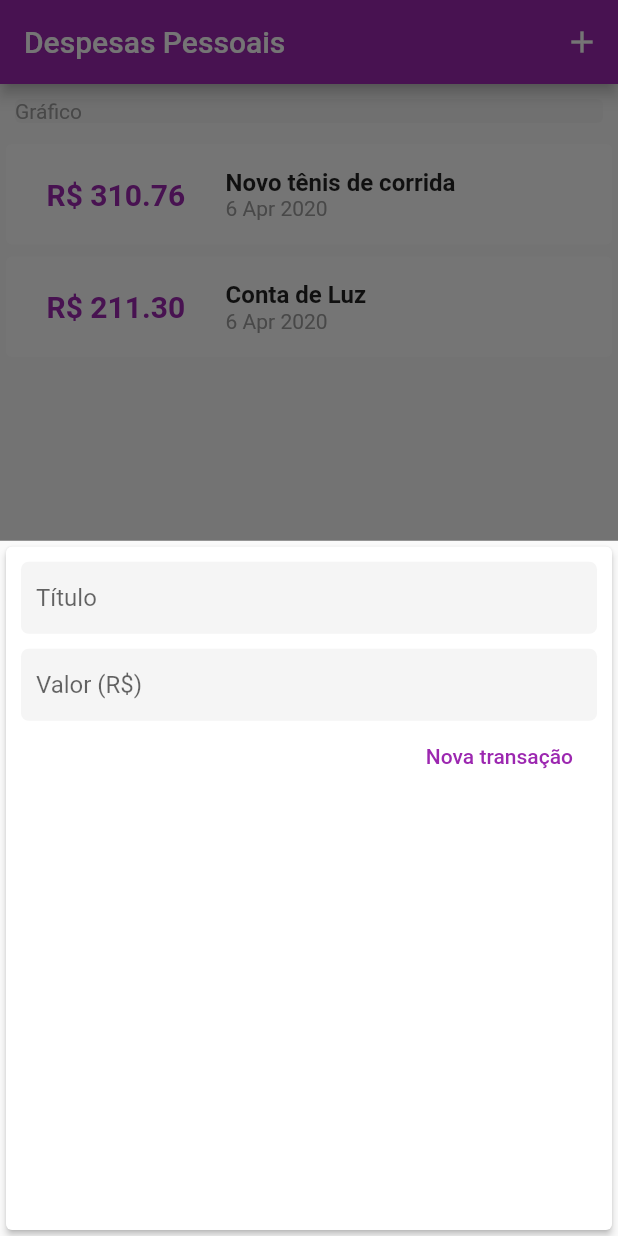
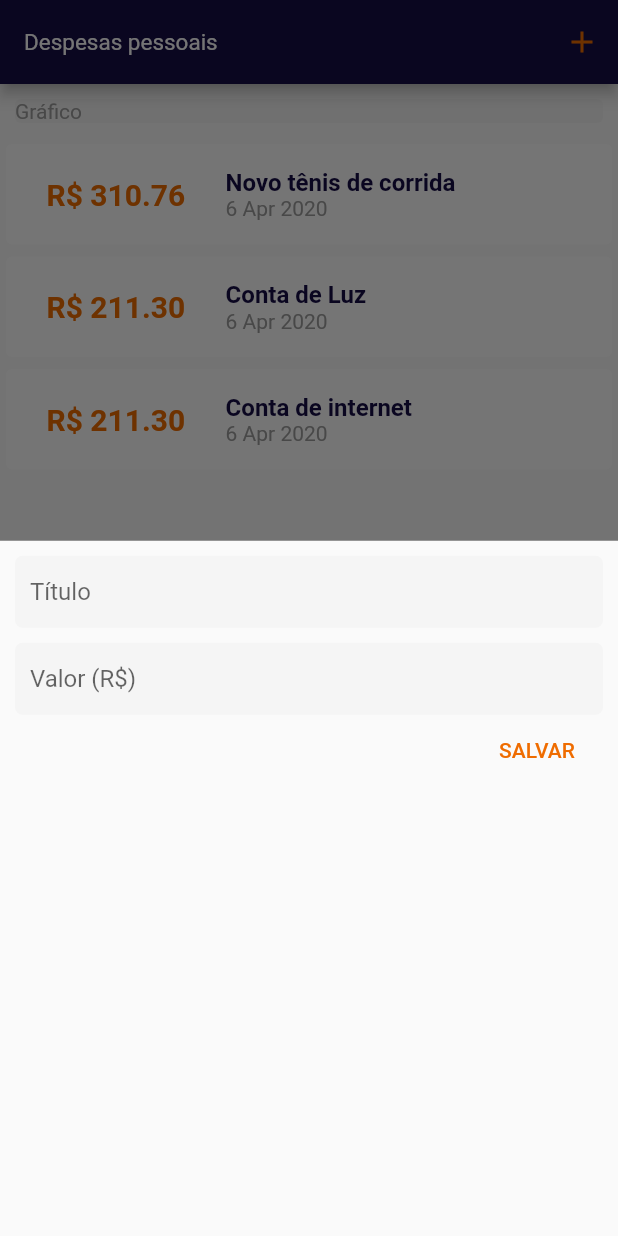
Before and after one commit to Wkerlyson/expenses, a Flutter app: the screen it shows after launch, after a tap on the "add" icon, on a phone screen of 412 x 824 dp. Run offline on Flutter 3.47's test engine with Material 2 defaults, Android fonts, the phone set to English and light mode, and no system bars.

Commit message:
changing colors

```diff
--- a/lib/components/transaction_form.dart
+++ b/lib/components/transaction_form.dart
@@ -27,9 +27,7 @@ class _TransactionFormState extends State<TransactionForm> {
 
   @override
   Widget build(BuildContext context) {
-    return Card(
-      elevation: 2,
-      child: Padding(
+    return Padding(
       padding: const EdgeInsets.all(10),
       child: Column(
         children: <Widget>[
@@ -42,6 +40,7 @@ class _TransactionFormState extends State<TransactionForm> {
             child: TextField(
               controller: titleController,
               onSubmitted: (_) => _submitForm(),
+              cursorColor: Theme.of(context).primaryColor,
               decoration: InputDecoration(
                 hintText: 'Título',
                 border: InputBorder.none,
@@ -57,6 +56,7 @@ class _TransactionFormState extends State<TransactionForm> {
             child: TextField(
               controller: valueController,
               onSubmitted: (_) => _submitForm(),
+              cursorColor: Theme.of(context).primaryColor,
               keyboardType: TextInputType.numberWithOptions(decimal: true),
               decoration: InputDecoration(
                 hintText: 'Valor (R\$)',
@@ -69,15 +69,14 @@ class _TransactionFormState extends State<TransactionForm> {
             mainAxisAlignment: MainAxisAlignment.end,
             children: <Widget>[
               FlatButton(
-                  textColor: Colors.purple,
-                  child: Text('Nova transação'),
+                textColor: Theme.of(context).accentColor,
+                child: Text('SALVAR'),
                 onPressed: _submitForm,
               ),
             ],
           )
         ],
       ),
-      ),
     );
   }
 }
--- a/lib/components/transaction_list.dart
+++ b/lib/components/transaction_list.dart
@@ -10,7 +10,7 @@ class TransactionList extends StatelessWidget {
   @override
   Widget build(BuildContext context) {
     return Container(
-      height: 400,
+      height: MediaQuery.of(context).size.height,
       child: ListView.builder(
         itemCount: transactions.length,
         itemBuilder: (ctx, index) {
@@ -30,7 +30,7 @@ class TransactionList extends StatelessWidget {
                     style: TextStyle(
                         fontWeight: FontWeight.bold,
                         fontSize: 20,
-                        color: Colors.purple),
+                        color: Theme.of(context).accentColor),
                   ),
                 ),
                 Column(
@@ -41,6 +41,7 @@ class TransactionList extends StatelessWidget {
                       style: TextStyle(
                         fontWeight: FontWeight.bold,
                         fontSize: 16,
+                        color: Theme.of(context).primaryColor,
                       ),
                     ),
                     Text(
--- a/lib/main.dart
+++ b/lib/main.dart
@@ -12,6 +12,10 @@ class ExpensesApp extends StatelessWidget {
   @override
   Widget build(BuildContext context) {
     return MaterialApp(
+      theme: ThemeData(
+        primaryColor: Color.fromRGBO(21, 12, 70, 1),
+        accentColor: Colors.orange[800],
+      ),
       debugShowCheckedModeBanner: false,
       home: MyHomePage(),
     );
@@ -36,6 +40,12 @@ class _MyHomePageState extends State<MyHomePage> {
       title: 'Conta de Luz',
       value: 211.30,
       date: DateTime.now(),
+    ),
+    Transaction(
+      id: 't3',
+      title: 'Conta de internet',
+      value: 211.30,
+      date: DateTime.now(),
     )
   ];
 
@@ -50,6 +60,8 @@ class _MyHomePageState extends State<MyHomePage> {
     setState(() {
       _transactions.add(newTransaction);
     });
+
+    Navigator.of(context).pop();
   }
 
   _openTransactionFormModal(BuildContext context) {
@@ -65,11 +77,17 @@ class _MyHomePageState extends State<MyHomePage> {
   Widget build(BuildContext context) {
     return Scaffold(
       appBar: AppBar(
-        backgroundColor: Colors.purple,
-        title: Text('Despesas Pessoais'),
+        backgroundColor: Theme.of(context).primaryColor,
+        title: Text(
+          'Despesas pessoais',
+          style: TextStyle(fontWeight: FontWeight.normal, fontSize: 15),
+        ),
         actions: <Widget>[
           IconButton(
-            icon: Icon(Icons.add),
+            icon: Icon(
+              Icons.add,
+              color: Theme.of(context).accentColor,
+            ),
             onPressed: () => _openTransactionFormModal(context),
           )
         ],
@@ -92,10 +110,10 @@ class _MyHomePageState extends State<MyHomePage> {
       ),
       floatingActionButton: FloatingActionButton(
         onPressed: () => _openTransactionFormModal(context),
-        backgroundColor: Colors.purple,
-        child: Icon(Icons.add),
+        backgroundColor: Theme.of(context).accentColor,
+        child: Icon(Icons.add, color: Colors.white),
       ),
-      floatingActionButtonLocation: FloatingActionButtonLocation.centerFloat,
+      floatingActionButtonLocation: FloatingActionButtonLocation.endFloat,
     );
   }
 }
```
Lines whose indentation alone changed are shown as unchanged.
